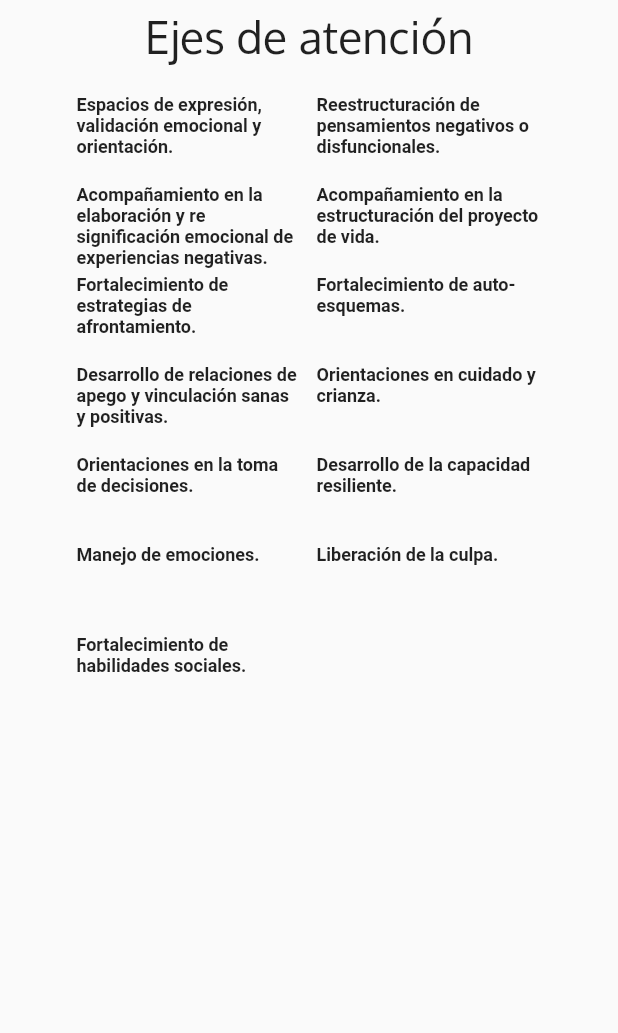
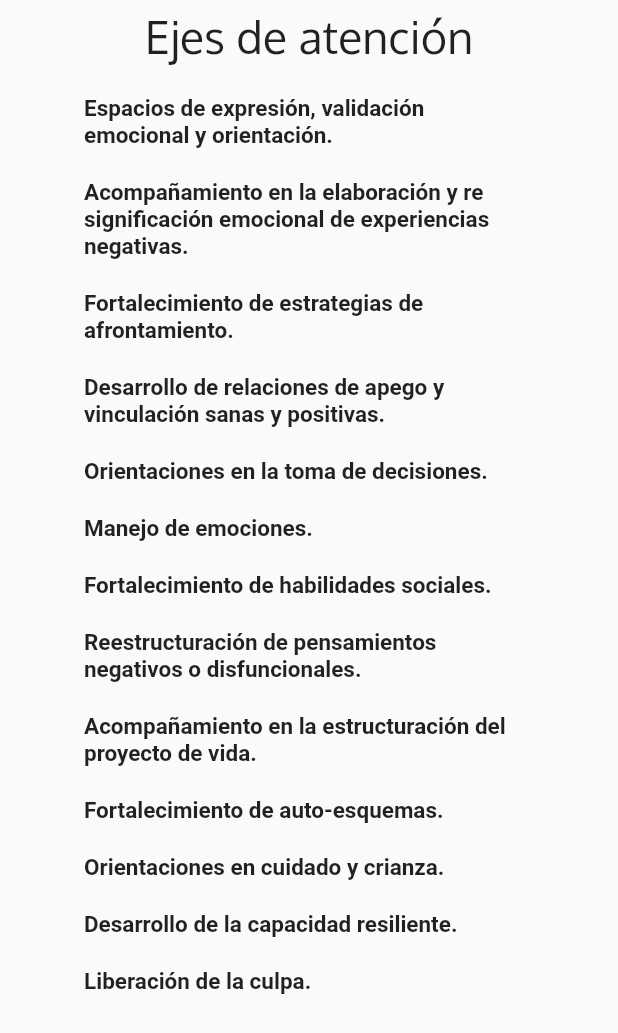
Before and after one commit to andresesposito62/LuisaValenciaProyect, a Flutter app: the ServicesField widget shown alone on an empty page, opened directly, on a phone screen of 412 x 824 dp. Shown: the top 1033 px of the screen. Run offline on Flutter 3.47's test engine with Material 2 defaults, Android fonts, the light colour scheme and no system bars; Roboto replaces fonts that are missing (JosefinSlab).

Commit message:
ServiceItem is improved

```diff
--- a/lib/components/ServiceItem.dart
+++ b/lib/components/ServiceItem.dart
@@ -10,28 +10,23 @@ class ServiceItem extends StatelessWidget {
   @override
   Widget build(BuildContext context) {
 
-    double width = MediaQuery.of(context).size.width;
-    double height = MediaQuery.of(context).size.height;
-
     final itemText = //Card(
       //child:
       Container(
         alignment: Alignment.topLeft,
-        height: 60.0,
-        width: 150.0,
-        margin: const EdgeInsets.only(top: 0.0, left: 5.0, right: 5.0, bottom: 0.0),
+        width: 300.0,
+        margin: const EdgeInsets.only(top: 0.0, left: 5.0, right: 5.0, bottom: 20.0),
         child: Text(
           itemToShow,
           style: const TextStyle(
               fontFamily: "JosefinSlab",
-              fontSize: 12,
+              fontSize: 15,
               fontWeight: FontWeight.bold,
           ),
           textAlign: TextAlign.start,
         ),
-      );//;,
-    //)
-    //;
+      );
+
 
     return itemText;
   }
--- a/lib/components/ServicesField.dart
+++ b/lib/components/ServicesField.dart
@@ -18,21 +18,12 @@ class ServicesField extends StatelessWidget {
           ServiceItem(StringsEs.SERVICES_ITEM_5),
           ServiceItem(StringsEs.SERVICES_ITEM_6),
           ServiceItem(StringsEs.SERVICES_ITEM_7),
-        ],
-      ),
-    );
-
-    final second_columm = Container(
-      alignment: Alignment.topRight,
-      child: Column(
-        children: [
           ServiceItem(StringsEs.SERVICES_ITEM_8),
           ServiceItem(StringsEs.SERVICES_ITEM_9),
           ServiceItem(StringsEs.SERVICES_ITEM_10),
           ServiceItem(StringsEs.SERVICES_ITEM_11),
           ServiceItem(StringsEs.SERVICES_ITEM_12),
-          ServiceItem(StringsEs.SERVICES_ITEM_13),
-          ServiceItem(""),
+          ServiceItem(StringsEs.SERVICES_ITEM_13)
         ],
       ),
     );
@@ -43,7 +34,6 @@ class ServicesField extends StatelessWidget {
         mainAxisAlignment: MainAxisAlignment.center,
         children: [
           first_columm,
-          second_columm
         ],
       ),
     );
```
